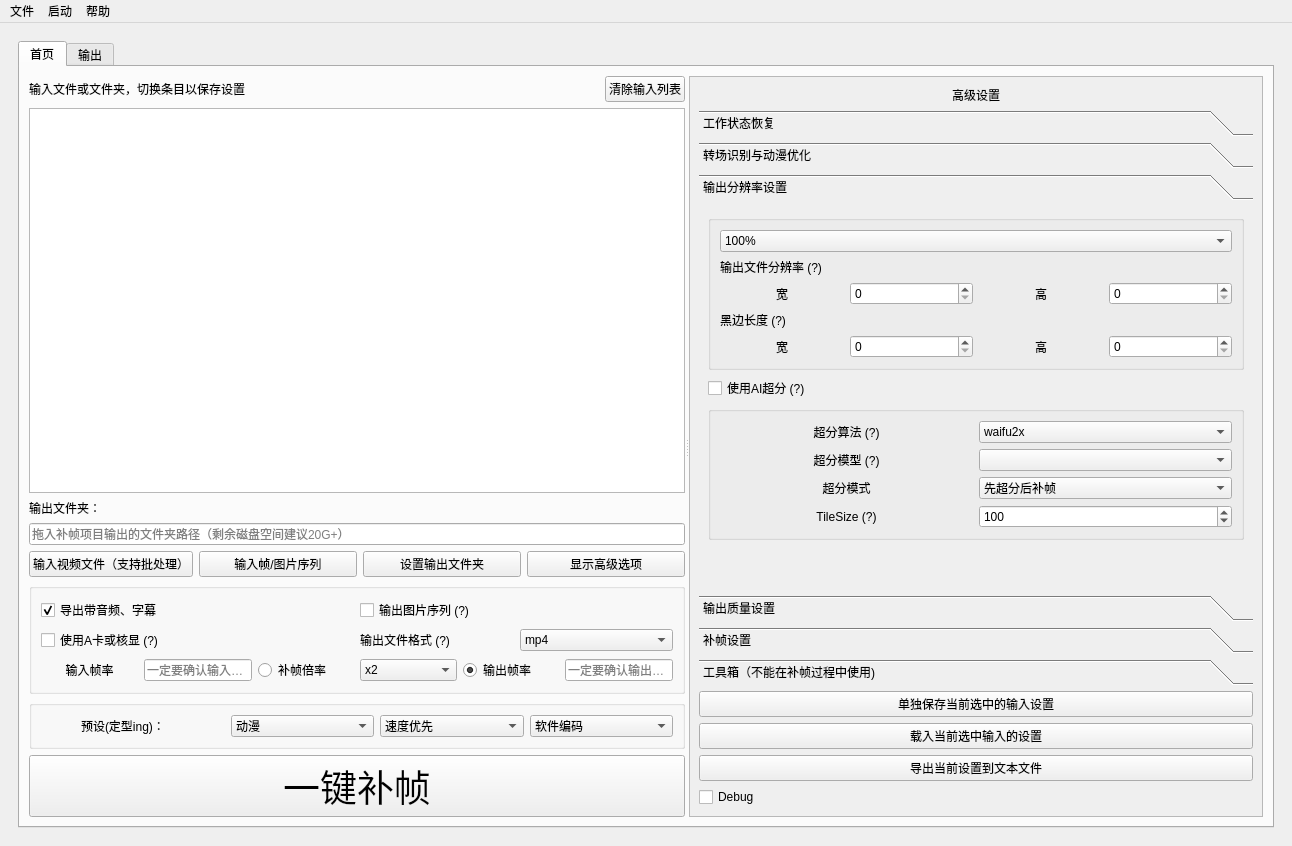
The window that Utils/SVFI_UI.ui (100wman/RIFE_GUI) describes before a commit, drawn with Qt 5.
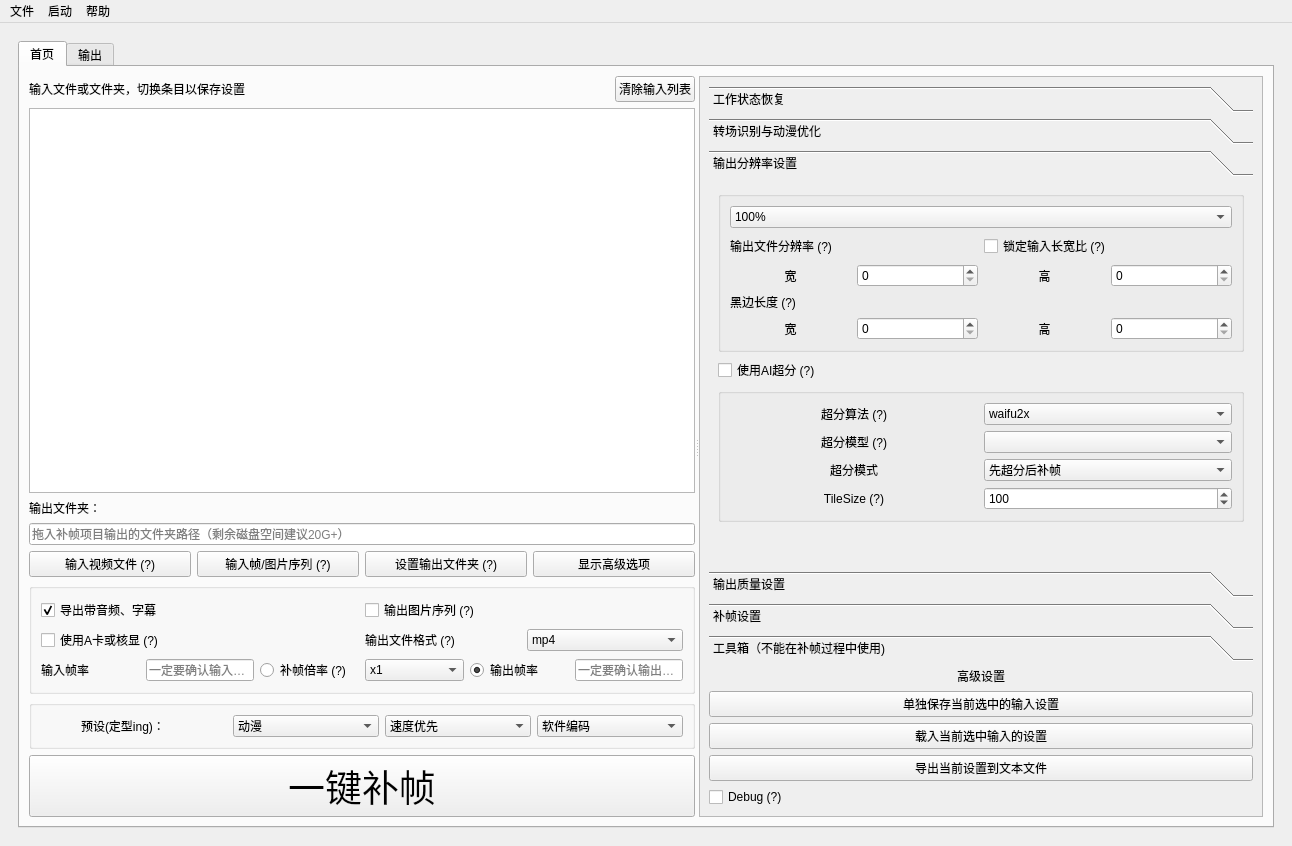
The same window after the commit. The open tabs and pages were chosen to show the change. Custom widgets are drawn as their Qt base class.

Commit message: Update SVFI 3.5.1 Professional/Community Update Log at 6.9.2 1. Optimize Documentation on UI issue#126 2. Support FP16 mode on RealESR 3. Optimize Input Img Sequence Support 4. Try to fix appointing multi nvidia cards by torch.set_current_device

```diff
--- a/Utils/SVFI_UI.ui
+++ b/Utils/SVFI_UI.ui
@@ -226,7 +226,7 @@
                        <string>输入帧率</string>
                       </property>
                       <property name="alignment">
-                       <set>Qt::AlignCenter</set>
+                       <set>Qt::AlignLeading|Qt::AlignLeft|Qt::AlignVCenter</set>
                       </property>
                      </widget>
                     </item>
@@ -249,7 +249,7 @@
                     <item>
                      <widget class="QRadioButton" name="InterpExpReminder">
                       <property name="text">
-                       <string>补帧倍率</string>
+                       <string>补帧倍率 (?)</string>
                       </property>
                       <property name="checked">
                        <bool>false</bool>
@@ -267,6 +267,11 @@
                       <property name="toolTip">
                        <string>&lt;html&gt;&lt;head/&gt;&lt;body&gt;&lt;p&gt;在输出图片序列时，将按照此处设置的补帧倍率对图片序列补帧并输出&lt;/p&gt;&lt;p&gt;输入为图片序列且输出为视频时，软件将按照补帧倍率倍帧后进行补帧，并按照右侧的输出帧率输出视频&lt;/p&gt;&lt;/body&gt;&lt;/html&gt;</string>
                       </property>
+                      <item>
+                       <property name="text">
+                        <string>x1</string>
+                       </property>
+                      </item>
                       <item>
                        <property name="text">
                         <string>x2</string>
@@ -344,7 +349,7 @@
                     </sizepolicy>
                    </property>
                    <property name="text">
-                    <string>输入视频文件（支持批处理）</string>
+                    <string>输入视频文件 (?)</string>
                    </property>
                   </widget>
                  </item>
@@ -360,7 +365,7 @@
                     <string>&lt;html&gt;&lt;head/&gt;&lt;body&gt;&lt;p&gt;不支持交错或带有透明通道的图片&lt;/p&gt;&lt;/body&gt;&lt;/html&gt;</string>
                    </property>
                    <property name="text">
-                    <string>输入帧/图片序列</string>
+                    <string>输入帧/图片序列 (?)</string>
                    </property>
                   </widget>
                  </item>
@@ -373,7 +378,7 @@
                     </sizepolicy>
                    </property>
                    <property name="text">
-                    <string>设置输出文件夹</string>
+                    <string>设置输出文件夹 (?)</string>
                    </property>
                   </widget>
                  </item>
@@ -583,7 +588,17 @@
                    </rect>
                   </property>
                   <layout class="QGridLayout" name="gridLayout_10">
-                   <item row="2" column="0">
+                   <item row="1" column="0">
+                    <widget class="QLabel" name="AdvanceSettingsLabel">
+                     <property name="text">
+                      <string>高级设置</string>
+                     </property>
+                     <property name="alignment">
+                      <set>Qt::AlignCenter</set>
+                     </property>
+                    </widget>
+                   </item>
+                   <item row="3" column="0">
                     <layout class="QVBoxLayout" name="verticalLayout_8">
                      <item>
                       <widget class="QPushButton" name="SaveCurrentSettings">
@@ -612,13 +627,13 @@
                      <item>
                       <widget class="QCheckBox" name="DebugChecker">
                        <property name="text">
-                        <string>Debug</string>
+                        <string>Debug (?)</string>
                        </property>
                       </widget>
                      </item>
                     </layout>
                    </item>
-                   <item row="1" column="0">
+                   <item row="0" column="0">
                     <widget class="QToolBox" name="toolBox">
                      <property name="maximumSize">
                       <size>
@@ -1438,6 +1453,13 @@
                               </item>
                              </layout>
                             </item>
+                            <item row="0" column="1">
+                             <widget class="QCheckBox" name="LockWHChecker">
+                              <property name="text">
+                               <string>锁定输入长宽比 (?)</string>
+                              </property>
+                             </widget>
+                            </item>
                            </layout>
                           </item>
                           <item row="0" column="0">
@@ -2578,16 +2600,6 @@
                      </widget>
                     </widget>
                    </item>
-                   <item row="0" column="0">
-                    <widget class="QLabel" name="AdvanceSettingsLabel">
-                     <property name="text">
-                      <string>高级设置</string>
-                     </property>
-                     <property name="alignment">
-                      <set>Qt::AlignCenter</set>
-                     </property>
-                    </widget>
-                   </item>
                   </layout>
                  </widget>
                 </widget>
```
Left out of the diff: 58 changed lines with no effect on the pictures. The commit also changes 8 other files.
